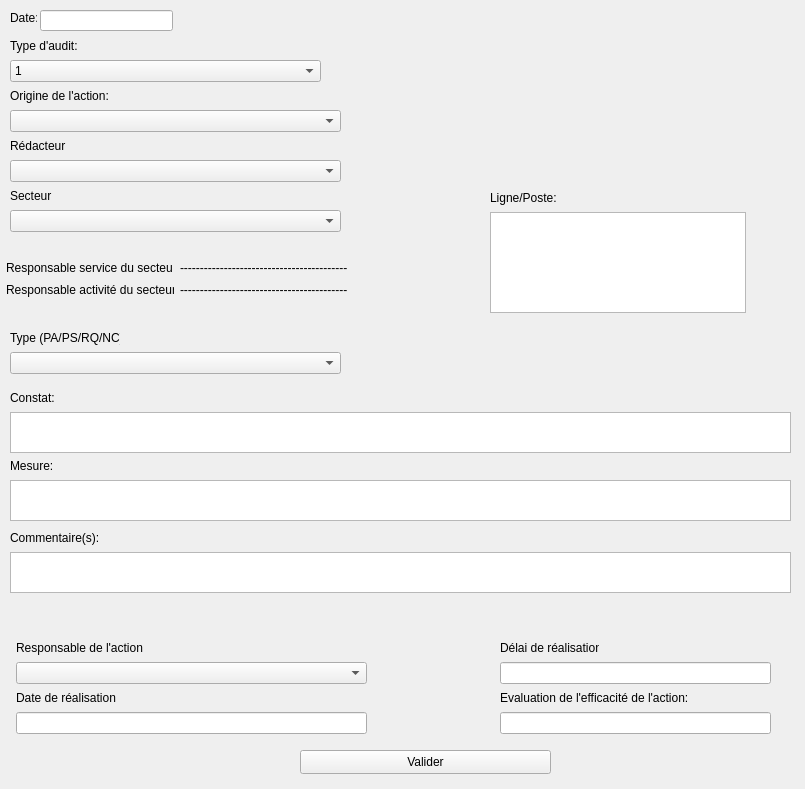
Qt form Projet_Ajour/PAG.ui (simzrch/Projet_Entremont) before a commit.
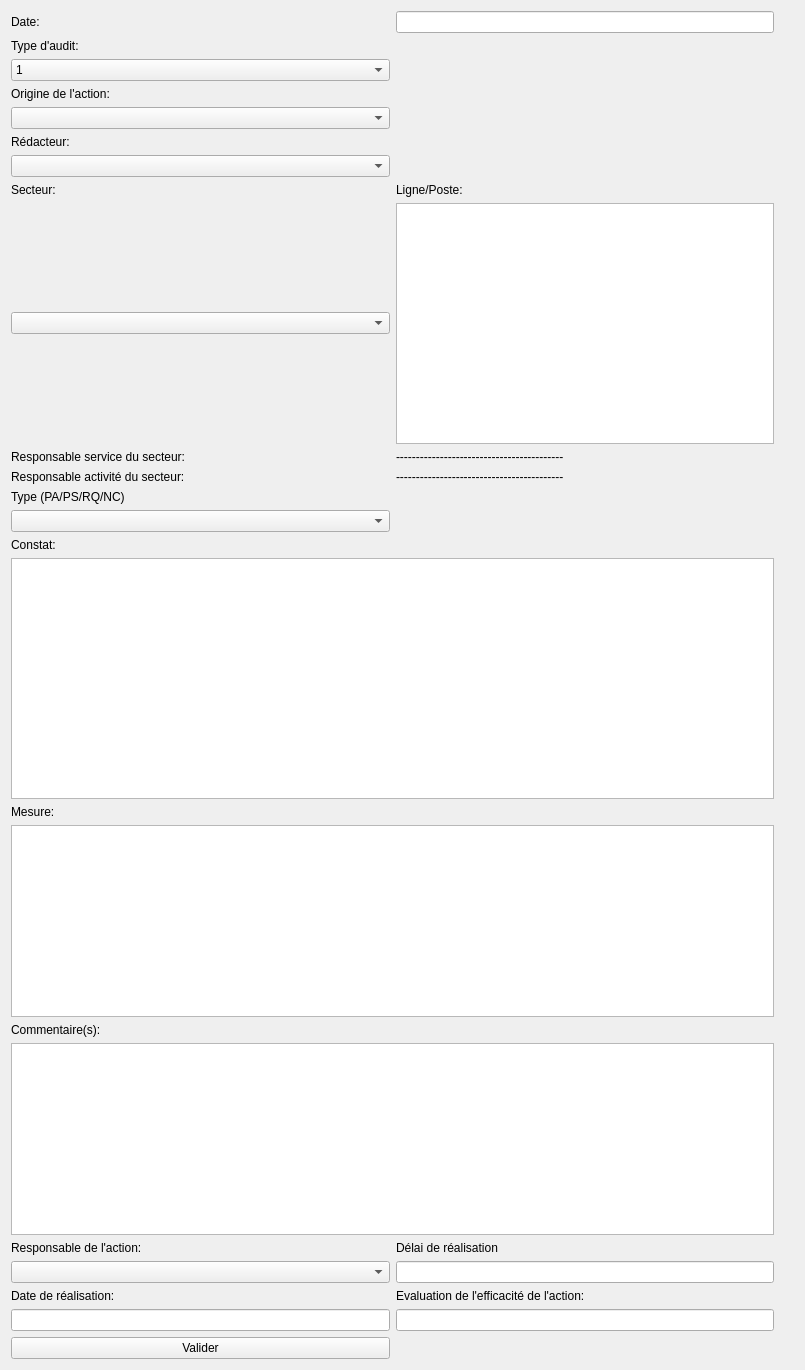
The same form after that commit.

Commit message: Remplacement de PAG.ui

Patch:
```diff
--- a/Projet_Ajour/PAG.ui
+++ b/Projet_Ajour/PAG.ui
@@ -7,7 +7,7 @@
     <x>0</x>
     <y>0</y>
     <width>805</width>
-    <height>789</height>
+    <height>1370</height>
    </rect>
   </property>
   <property name="maximumSize">
@@ -19,418 +19,273 @@
   <property name="windowTitle">
    <string>Form</string>
   </property>
-  <widget class="QLabel" name="label_13">
-   <property name="geometry">
-    <rect>
-     <x>10</x>
-     <y>458</y>
-     <width>42</width>
-     <height>16</height>
-    </rect>
-   </property>
-   <property name="text">
-    <string>Mesure:</string>
-   </property>
-  </widget>
-  <widget class="QTextEdit" name="textEdit_3">
-   <property name="geometry">
-    <rect>
-     <x>10</x>
-     <y>552</y>
-     <width>781</width>
-     <height>41</height>
-    </rect>
-   </property>
-  </widget>
-  <widget class="QLabel" name="label_17">
-   <property name="geometry">
-    <rect>
-     <x>500</x>
-     <y>690</y>
-     <width>189</width>
-     <height>16</height>
-    </rect>
-   </property>
-   <property name="text">
-    <string>Evaluation de l'efficacité de l'action:</string>
-   </property>
-  </widget>
-  <widget class="QComboBox" name="comboBox_3">
-   <property name="geometry">
-    <rect>
-     <x>10</x>
-     <y>160</y>
-     <width>331</width>
-     <height>22</height>
-    </rect>
-   </property>
-  </widget>
-  <widget class="QLineEdit" name="lineEdit_2">
-   <property name="geometry">
-    <rect>
-     <x>16</x>
-     <y>712</y>
-     <width>351</width>
-     <height>22</height>
-    </rect>
-   </property>
-  </widget>
-  <widget class="QLabel" name="label_7">
-   <property name="geometry">
-    <rect>
-     <x>6</x>
-     <y>260</y>
-     <width>166</width>
-     <height>16</height>
-    </rect>
-   </property>
-   <property name="text">
-    <string>Responsable service du secteur:</string>
-   </property>
-  </widget>
-  <widget class="QLabel" name="label_15">
-   <property name="geometry">
-    <rect>
-     <x>16</x>
-     <y>640</y>
-     <width>127</width>
-     <height>16</height>
-    </rect>
-   </property>
-   <property name="text">
-    <string>Responsable de l'action:</string>
-   </property>
-  </widget>
-  <widget class="QComboBox" name="comboBox_6">
-   <property name="geometry">
-    <rect>
-     <x>10</x>
-     <y>352</y>
-     <width>331</width>
-     <height>22</height>
-    </rect>
-   </property>
-  </widget>
-  <widget class="QLabel" name="label_4">
-   <property name="geometry">
-    <rect>
-     <x>10</x>
-     <y>138</y>
-     <width>56</width>
-     <height>16</height>
-    </rect>
-   </property>
-   <property name="text">
-    <string>Rédacteur:</string>
-   </property>
-  </widget>
-  <widget class="QLineEdit" name="lineEdit_4">
-   <property name="geometry">
-    <rect>
-     <x>500</x>
-     <y>662</y>
-     <width>271</width>
-     <height>22</height>
-    </rect>
-   </property>
-  </widget>
-  <widget class="QLabel" name="label_11">
-   <property name="geometry">
-    <rect>
-     <x>10</x>
-     <y>330</y>
-     <width>110</width>
-     <height>16</height>
-    </rect>
-   </property>
-   <property name="text">
-    <string>Type (PA/PS/RQ/NC)</string>
-   </property>
-  </widget>
-  <widget class="QLabel" name="label_3">
-   <property name="geometry">
-    <rect>
-     <x>10</x>
-     <y>88</y>
-     <width>100</width>
-     <height>16</height>
-    </rect>
-   </property>
-   <property name="text">
-    <string>Origine de l'action:</string>
-   </property>
-  </widget>
-  <widget class="QComboBox" name="comboBox">
-   <property name="geometry">
-    <rect>
-     <x>10</x>
-     <y>60</y>
-     <width>311</width>
-     <height>22</height>
-    </rect>
-   </property>
-   <item>
-    <property name="text">
-     <string>1</string>
-    </property>
+  <layout class="QGridLayout" name="gridLayout">
+   <item row="5" column="0">
+    <widget class="QLabel" name="label_4">
+     <property name="text">
+      <string>Rédacteur:</string>
+     </property>
+    </widget>
    </item>
-   <item>
-    <property name="text">
-     <string>2</string>
-    </property>
+   <item row="10" column="0">
+    <widget class="QLabel" name="label_7">
+     <property name="text">
+      <string>Responsable service du secteur:</string>
+     </property>
+    </widget>
    </item>
-   <item>
-    <property name="text">
-     <string>3</string>
-    </property>
+   <item row="20" column="2">
+    <spacer name="verticalSpacer_6">
+     <property name="orientation">
+      <enum>Qt::Vertical</enum>
+     </property>
+     <property name="sizeType">
+      <enum>QSizePolicy::Fixed</enum>
+     </property>
+     <property name="sizeHint" stdset="0">
+      <size>
+       <width>20</width>
+       <height>40</height>
+      </size>
+     </property>
+    </spacer>
    </item>
-   <item>
-    <property name="text">
-     <string>4</string>
-    </property>
+   <item row="19" column="0">
+    <widget class="QLabel" name="label_14">
+     <property name="text">
+      <string>Commentaire(s):</string>
+     </property>
+    </widget>
    </item>
-   <item>
-    <property name="text">
-     <string>5</string>
-    </property>
+   <item row="17" column="0" rowspan="2" colspan="2">
+    <widget class="QTextEdit" name="textEdit_2"/>
    </item>
-  </widget>
-  <widget class="QLineEdit" name="lineEdit">
-   <property name="geometry">
-    <rect>
-     <x>40</x>
-     <y>10</y>
-     <width>133</width>
-     <height>21</height>
-    </rect>
-   </property>
-  </widget>
-  <widget class="QLabel" name="label_5">
-   <property name="geometry">
-    <rect>
-     <x>10</x>
-     <y>188</y>
-     <width>42</width>
-     <height>16</height>
-    </rect>
-   </property>
-   <property name="text">
-    <string>Secteur:</string>
-   </property>
-  </widget>
-  <widget class="QTextEdit" name="textEdit_4">
-   <property name="geometry">
-    <rect>
-     <x>490</x>
-     <y>212</y>
-     <width>256</width>
-     <height>101</height>
-    </rect>
-   </property>
-  </widget>
-  <widget class="QComboBox" name="comboBox_7">
-   <property name="geometry">
-    <rect>
-     <x>16</x>
-     <y>662</y>
-     <width>351</width>
-     <height>22</height>
-    </rect>
-   </property>
-  </widget>
-  <widget class="QComboBox" name="comboBox_2">
-   <property name="geometry">
-    <rect>
-     <x>10</x>
-     <y>110</y>
-     <width>331</width>
-     <height>22</height>
-    </rect>
-   </property>
-  </widget>
-  <widget class="QPushButton" name="ButtonValide">
-   <property name="geometry">
-    <rect>
-     <x>300</x>
-     <y>750</y>
-     <width>251</width>
-     <height>24</height>
-    </rect>
-   </property>
-   <property name="text">
-    <string>Valider</string>
-   </property>
-  </widget>
-  <widget class="QLabel" name="label_8">
-   <property name="geometry">
-    <rect>
-     <x>6</x>
-     <y>282</y>
-     <width>168</width>
-     <height>16</height>
-    </rect>
-   </property>
-   <property name="text">
-    <string>Responsable activité du secteur:</string>
-   </property>
-  </widget>
-  <widget class="QLabel" name="label_16">
-   <property name="geometry">
-    <rect>
-     <x>16</x>
-     <y>690</y>
-     <width>100</width>
-     <height>16</height>
-    </rect>
-   </property>
-   <property name="text">
-    <string>Date de réalisation:</string>
-   </property>
-  </widget>
-  <widget class="QLabel" name="label">
-   <property name="geometry">
-    <rect>
-     <x>10</x>
-     <y>10</y>
-     <width>27</width>
-     <height>16</height>
-    </rect>
-   </property>
-   <property name="text">
-    <string>Date:</string>
-   </property>
-  </widget>
-  <widget class="QLabel" name="label_2">
-   <property name="geometry">
-    <rect>
-     <x>10</x>
-     <y>38</y>
-     <width>67</width>
-     <height>16</height>
-    </rect>
-   </property>
-   <property name="text">
-    <string>Type d'audit:</string>
-   </property>
-  </widget>
-  <widget class="QTextEdit" name="textEdit_2">
-   <property name="geometry">
-    <rect>
-     <x>10</x>
-     <y>480</y>
-     <width>781</width>
-     <height>41</height>
-    </rect>
-   </property>
-  </widget>
-  <widget class="QComboBox" name="comboBox_4">
-   <property name="geometry">
-    <rect>
-     <x>10</x>
-     <y>210</y>
-     <width>331</width>
-     <height>22</height>
-    </rect>
-   </property>
-  </widget>
-  <widget class="QLineEdit" name="lineEdit_3">
-   <property name="geometry">
-    <rect>
-     <x>500</x>
-     <y>712</y>
-     <width>271</width>
-     <height>22</height>
-    </rect>
-   </property>
-  </widget>
-  <widget class="QTextEdit" name="textEdit">
-   <property name="geometry">
-    <rect>
-     <x>10</x>
-     <y>412</y>
-     <width>781</width>
-     <height>41</height>
-    </rect>
-   </property>
-  </widget>
-  <widget class="QLabel" name="label_12">
-   <property name="geometry">
-    <rect>
-     <x>10</x>
-     <y>390</y>
-     <width>44</width>
-     <height>16</height>
-    </rect>
-   </property>
-   <property name="text">
-    <string>Constat:</string>
-   </property>
-  </widget>
-  <widget class="QLabel" name="label_14">
-   <property name="geometry">
-    <rect>
-     <x>10</x>
-     <y>530</y>
-     <width>89</width>
-     <height>16</height>
-    </rect>
-   </property>
-   <property name="text">
-    <string>Commentaire(s):</string>
-   </property>
-  </widget>
-  <widget class="QLabel" name="label_10">
-   <property name="geometry">
-    <rect>
-     <x>180</x>
-     <y>282</y>
-     <width>210</width>
-     <height>16</height>
-    </rect>
-   </property>
-   <property name="text">
-    <string>------------------------------------------</string>
-   </property>
-  </widget>
-  <widget class="QLabel" name="label_18">
-   <property name="geometry">
-    <rect>
-     <x>500</x>
-     <y>640</y>
-     <width>99</width>
-     <height>16</height>
-    </rect>
-   </property>
-   <property name="text">
-    <string>Délai de réalisation</string>
-   </property>
-  </widget>
-  <widget class="QLabel" name="label_9">
-   <property name="geometry">
-    <rect>
-     <x>180</x>
-     <y>260</y>
-     <width>210</width>
-     <height>16</height>
-    </rect>
-   </property>
-   <property name="text">
-    <string>------------------------------------------</string>
-   </property>
-  </widget>
-  <widget class="QLabel" name="label_6">
-   <property name="geometry">
-    <rect>
-     <x>490</x>
-     <y>190</y>
-     <width>66</width>
-     <height>16</height>
-    </rect>
-   </property>
-   <property name="text">
-    <string>Ligne/Poste:</string>
-   </property>
-  </widget>
+   <item row="23" column="0">
+    <widget class="QComboBox" name="comboBox_7"/>
+   </item>
+   <item row="11" column="1">
+    <widget class="QLabel" name="label_10">
+     <property name="text">
+      <string>------------------------------------------</string>
+     </property>
+    </widget>
+   </item>
+   <item row="15" column="0" colspan="2">
+    <widget class="QTextEdit" name="textEdit"/>
+   </item>
+   <item row="16" column="0">
+    <widget class="QLabel" name="label_13">
+     <property name="text">
+      <string>Mesure:</string>
+     </property>
+    </widget>
+   </item>
+   <item row="9" column="1">
+    <widget class="QTextEdit" name="textEdit_4"/>
+   </item>
+   <item row="20" column="0" rowspan="2" colspan="2">
+    <widget class="QTextEdit" name="textEdit_3"/>
+   </item>
+   <item row="14" column="0">
+    <widget class="QLabel" name="label_12">
+     <property name="text">
+      <string>Constat:</string>
+     </property>
+    </widget>
+   </item>
+   <item row="18" column="2">
+    <spacer name="verticalSpacer_5">
+     <property name="orientation">
+      <enum>Qt::Vertical</enum>
+     </property>
+     <property name="sizeType">
+      <enum>QSizePolicy::Fixed</enum>
+     </property>
+     <property name="sizeHint" stdset="0">
+      <size>
+       <width>20</width>
+       <height>40</height>
+      </size>
+     </property>
+    </spacer>
+   </item>
+   <item row="4" column="0">
+    <widget class="QComboBox" name="comboBox_2"/>
+   </item>
+   <item row="23" column="1">
+    <widget class="QLineEdit" name="lineEdit_4"/>
+   </item>
+   <item row="13" column="0">
+    <widget class="QComboBox" name="comboBox_6"/>
+   </item>
+   <item row="10" column="1">
+    <widget class="QLabel" name="label_9">
+     <property name="text">
+      <string>------------------------------------------</string>
+     </property>
+    </widget>
+   </item>
+   <item row="12" column="0">
+    <widget class="QLabel" name="label_11">
+     <property name="text">
+      <string>Type (PA/PS/RQ/NC)</string>
+     </property>
+    </widget>
+   </item>
+   <item row="25" column="0">
+    <widget class="QLineEdit" name="lineEdit_2"/>
+   </item>
+   <item row="11" column="0">
+    <widget class="QLabel" name="label_8">
+     <property name="text">
+      <string>Responsable activité du secteur:</string>
+     </property>
+    </widget>
+   </item>
+   <item row="6" column="0">
+    <widget class="QComboBox" name="comboBox_3"/>
+   </item>
+   <item row="25" column="1">
+    <widget class="QLineEdit" name="lineEdit_3"/>
+   </item>
+   <item row="7" column="1">
+    <widget class="QLabel" name="label_6">
+     <property name="text">
+      <string>Ligne/Poste:</string>
+     </property>
+    </widget>
+   </item>
+   <item row="24" column="0">
+    <widget class="QLabel" name="label_16">
+     <property name="text">
+      <string>Date de réalisation:</string>
+     </property>
+    </widget>
+   </item>
+   <item row="1" column="0">
+    <widget class="QLabel" name="label_2">
+     <property name="text">
+      <string>Type d'audit:</string>
+     </property>
+    </widget>
+   </item>
+   <item row="2" column="0">
+    <widget class="QComboBox" name="comboBox">
+     <item>
+      <property name="text">
+       <string>1</string>
+      </property>
+     </item>
+     <item>
+      <property name="text">
+       <string>2</string>
+      </property>
+     </item>
+     <item>
+      <property name="text">
+       <string>3</string>
+      </property>
+     </item>
+     <item>
+      <property name="text">
+       <string>4</string>
+      </property>
+     </item>
+     <item>
+      <property name="text">
+       <string>5</string>
+      </property>
+     </item>
+    </widget>
+   </item>
+   <item row="21" column="2">
+    <spacer name="verticalSpacer">
+     <property name="orientation">
+      <enum>Qt::Vertical</enum>
+     </property>
+     <property name="sizeType">
+      <enum>QSizePolicy::Fixed</enum>
+     </property>
+     <property name="sizeHint" stdset="0">
+      <size>
+       <width>20</width>
+       <height>40</height>
+      </size>
+     </property>
+    </spacer>
+   </item>
+   <item row="24" column="1">
+    <widget class="QLabel" name="label_17">
+     <property name="text">
+      <string>Evaluation de l'efficacité de l'action:</string>
+     </property>
+    </widget>
+   </item>
+   <item row="26" column="0">
+    <widget class="QPushButton" name="ButtonValide">
+     <property name="text">
+      <string>Valider</string>
+     </property>
+    </widget>
+   </item>
+   <item row="22" column="0">
+    <widget class="QLabel" name="label_15">
+     <property name="text">
+      <string>Responsable de l'action:</string>
+     </property>
+    </widget>
+   </item>
+   <item row="7" column="0">
+    <widget class="QLabel" name="label_5">
+     <property name="text">
+      <string>Secteur:</string>
+     </property>
+    </widget>
+   </item>
+   <item row="22" column="1">
+    <widget class="QLabel" name="label_18">
+     <property name="text">
+      <string>Délai de réalisation</string>
+     </property>
+    </widget>
+   </item>
+   <item row="0" column="1">
+    <widget class="QLineEdit" name="lineEdit"/>
+   </item>
+   <item row="3" column="0">
+    <widget class="QLabel" name="label_3">
+     <property name="text">
+      <string>Origine de l'action:</string>
+     </property>
+    </widget>
+   </item>
+   <item row="0" column="0">
+    <widget class="QLabel" name="label">
+     <property name="text">
+      <string>Date:</string>
+     </property>
+    </widget>
+   </item>
+   <item row="17" column="2">
+    <spacer name="verticalSpacer_3">
+     <property name="orientation">
+      <enum>Qt::Vertical</enum>
+     </property>
+     <property name="sizeType">
+      <enum>QSizePolicy::Fixed</enum>
+     </property>
+     <property name="sizeHint" stdset="0">
+      <size>
+       <width>20</width>
+       <height>40</height>
+      </size>
+     </property>
+    </spacer>
+   </item>
+   <item row="9" column="0">
+    <widget class="QComboBox" name="comboBox_4"/>
+   </item>
+  </layout>
  </widget>
  <resources/>
  <connections/>
```
The commit also changes 1 other file.
